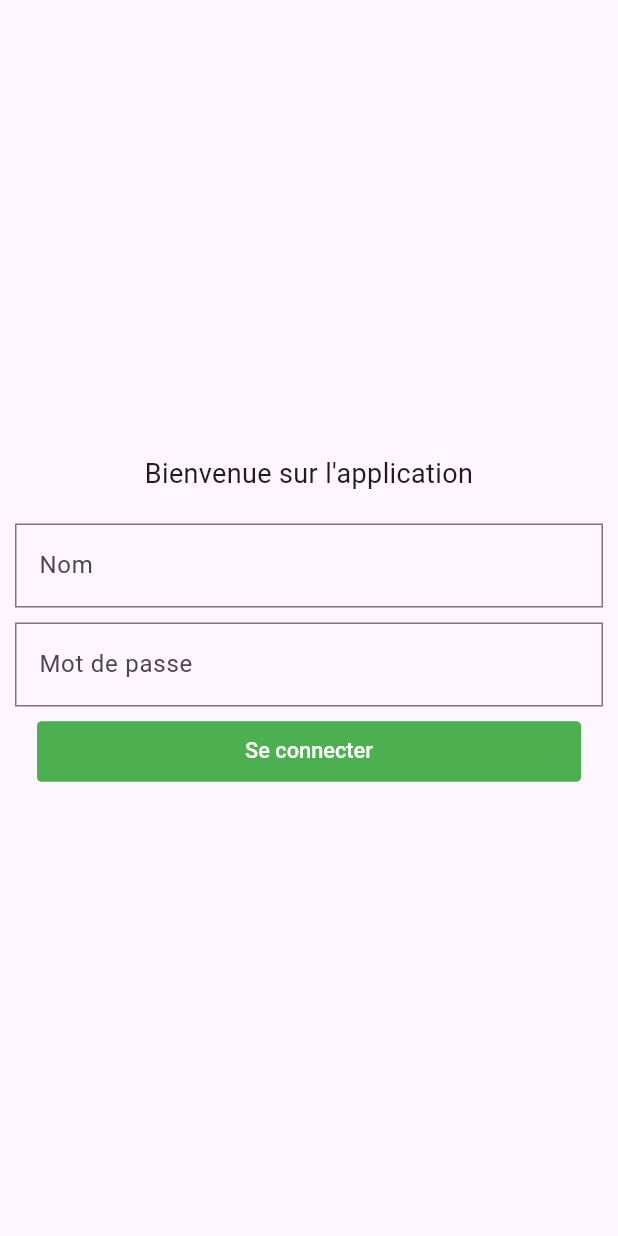
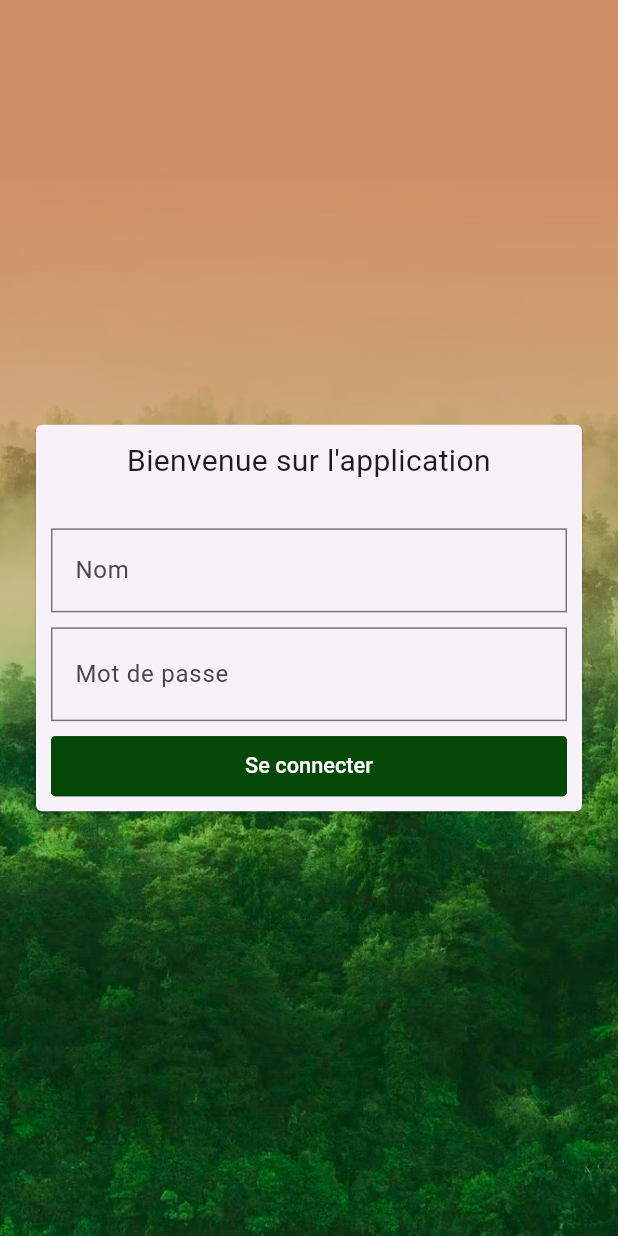
Before and after one commit to davidagoua/mobile_report, a Flutter app: the IndexView screen opened by its route, on a phone screen of 412 x 824 dp. Run offline on Flutter 3.47's test engine with Material 3 defaults, Android fonts, the light colour scheme and no system bars; drawn by our look-alikes of getwidget, velocity_x; our stand-ins replace dio, get, get_storage; accounts and stored records are empty; network calls fail.

Commit message:
loading form

```diff
--- a/lib/app/modules/index/controllers/index_controller.dart
+++ b/lib/app/modules/index/controllers/index_controller.dart
@@ -11,6 +11,7 @@ class IndexController extends GetxController {
   final auth = Get.find<AuthController>();
   final loading = false.obs;
   final error = "".obs;
+  final showPassword = false.obs;
 
 
   validerEtEnvoyer() async {
@@ -18,6 +19,7 @@ class IndexController extends GetxController {
       loading.value = true;
       if (formKey.currentState?.validate() ?? false) {
         final client = Dio();
+        client.options = BaseOptions(receiveDataWhenStatusError: true);
         final response = await client.post("https://traceagri.com/fr/auth/tablette/token/login/", data: {
           "username": nom_controller.text,
           "password": password_controller.text
@@ -31,10 +33,11 @@ class IndexController extends GetxController {
         print(response.data);
 
       } else {
-        print("Formulaire invalide");
+        error("Formulaire invalide");
       }
     } catch (e) {
       print("Erreur lors de la connexion: $e");
+      error("Email ou mot de passe incorrect !");
     }finally{
       loading.value = false;
     }
--- a/lib/app/modules/index/views/index_view.dart
+++ b/lib/app/modules/index/views/index_view.dart
@@ -12,47 +12,75 @@ class IndexView extends GetView<IndexController> {
   @override
   Widget build(BuildContext context) {
     return Scaffold(
-
-      body:  Center(
+      body: Center(
         child: ZStack([
+          Image.asset(
+            "assets/images/login1.jpg",
+            width: double.maxFinite,
+            height: double.maxFinite,
+            fit: BoxFit.cover,
+          ),
           VStack([
-            "Bienvenue sur l'application".text.center.size(18).make().centered(),
+            "Bienvenue sur l'application"
+                .text
+                .center
+                .size(20)
+                .make()
+                .centered(),
+            10.heightBox,
+            Obx(() => controller.error.value.isNotEmpty
+                ? controller.error.value.text.red500.make().centered()
+                : SizedBox()),
             20.heightBox,
             Form(
               key: controller.formKey,
-              child: VStack([
+              child: VStack(
+                [
                   TextFormField(
                     decoration: getTFStyle('Nom'),
                     controller: controller.nom_controller,
-                  validator: (value) => value!.isEmpty ? 'Veuillez entrer un nom' : null,
+                    validator: (value) =>
+                        value!.isEmpty ? 'Veuillez entrer un nom' : null,
                   ),
-                TextFormField(
-                  decoration: getTFStyle('Mot de passe'),
+                  Obx(() => TextFormField(
+                        decoration: getTFStyle('Mot de passe',
+                            suffix: Icon(controller.showPassword()
+                                    ? Icons.lock_open
+                                    : Icons.lock)
+                                .onTap(controller.showPassword.toggle)),
                         controller: controller.password_controller,
-                  obscureText: true,
+                        obscureText: !controller.showPassword.value,
+                      )),
+                  Obx(() => GFButton(
+                        fullWidthButton: true,
+                        padding:
+                            EdgeInsets.symmetric(horizontal: 5, vertical: 5),
+                        onPressed: controller.validerEtEnvoyer,
+                        child: controller.loading.value
+                            ? CircularProgressIndicator(
+                                color: Vx.white,
+                              ).centered().expand()
+                            : "Se connecter".text.make(),
+                        size: GFSize.LARGE,
+                        color: Color.fromARGB(255, 4, 72, 8),
+                        blockButton: true,
+                      ).w(double.maxFinite).centered())
+                ],
+                spacing: 10,
               ),
-                Obx(()=>
-                  GFButton(
-                    padding: EdgeInsets.symmetric(horizontal: 5, vertical: 5),
-                    onPressed: controller.validerEtEnvoyer,
-                    child: controller.loading.value ? CircularProgressIndicator(color: Vx.white,).centered().expand() : "Se connecter".text.make(),
-                    size: GFSize.LARGE,
-                    color: Colors.green,
-                    blockButton: true,
-                  ).centered()
             )
-              ], spacing: 10,),
-            )
-          ]).p(10)
+          ]).p(10).card.make().p(20).centered()
         ]),
       ),
     );
   }
 
-  InputDecoration getTFStyle(String label, {bool? isObscure = false}){
+  InputDecoration getTFStyle(String label,
+      {bool? isObscure = false, Widget? suffix = null}) {
     return InputDecoration(
         label: "${label}".text.make(),
-        border: OutlineInputBorder(borderRadius: BorderRadius.all(Radius.zero))
+        border: OutlineInputBorder(borderRadius: BorderRadius.all(Radius.zero)),
+        suffix: suffix,
       );
   }
 }
--- a/lib/app/modules/producteurForm/controllers/producteur_form_controller.dart
+++ b/lib/app/modules/producteurForm/controllers/producteur_form_controller.dart
@@ -81,6 +81,7 @@ class ProducteurFormController extends GetxController {
     }
   }
   Future<void> setupCoops() async {
+    try{
       final dio = Dio();
       final response = await dio.get("https://traceagri.com/fr/api/cooperatives/");
       if(response.statusCode == 200){
@@ -89,6 +90,10 @@ class ProducteurFormController extends GetxController {
         projects.value = response.data;
         // print(" countries ${countries.value}");
       }
+    }catch(e){
+      print("erreur lors de la recuperation des coops $e");
+    }
   }
 
+
 }
--- a/lib/app/routes/app_routes.dart
+++ b/lib/app/routes/app_routes.dart
@@ -6,6 +6,8 @@ abstract class Routes {
   static const HOME = _Paths.HOME;
   static const PRODUCTEUR_FORM = _Paths.PRODUCTEUR_FORM;
   static const INDEX = _Paths.INDEX;
+  static const DETAIL_PROJECT = _Paths.DETAIL_PROJECT;
+  static const PARCELLE_FORM = _Paths.PARCELLE_FORM;
 }
 
 abstract class _Paths {
@@ -13,4 +15,6 @@ abstract class _Paths {
   static const HOME = '/home';
   static const PRODUCTEUR_FORM = '/producteur-form';
   static const INDEX = '/index';
+  static const DETAIL_PROJECT = '/detail-project';
+  static const PARCELLE_FORM = '/parcelle-form';
 }
--- a/pubspec.yaml
+++ b/pubspec.yaml
@@ -23,4 +23,7 @@ dev_dependencies:
     sdk: flutter
 
 flutter:
+  assets:
+    - assets/
+    - assets/images/
   uses-material-design: true
```
Also changed, not shown: assets/models/parcelle.json (added, +18 -0 lines), lib/app/data/models/parcelle_model.dart (added, +98 -0 lines), lib/app/data/providers/parcelle_provider.dart (added, +24 -0 lines), lib/app/modules/detail_project/bindings/detail_project_binding.dart (added, +12 -0 lines), lib/app/modules/detail_project/controllers/detail_project_controller.dart (added, +23 -0 lines), lib/app/modules/detail_project/views/detail_project_view.dart (added, +24 -0 lines), lib/app/modules/home/controllers/home_controller.dart (+7 -0 lines), lib/app/modules/parcelle_form/bindings/parcelle_form_binding.dart (added, +12 -0 lines), lib/app/modules/parcelle_form/controllers/parcelle_form_controller.dart (added, +33 -0 lines), lib/app/modules/parcelle_form/views/parcelle_form_view.dart (added, +84 -0 lines), lib/app/routes/app_pages.dart (+14 -0 lines), assets/images/login1.jpg (added), pubspec.lock. Lines whose indentation alone changed are shown as unchanged.
